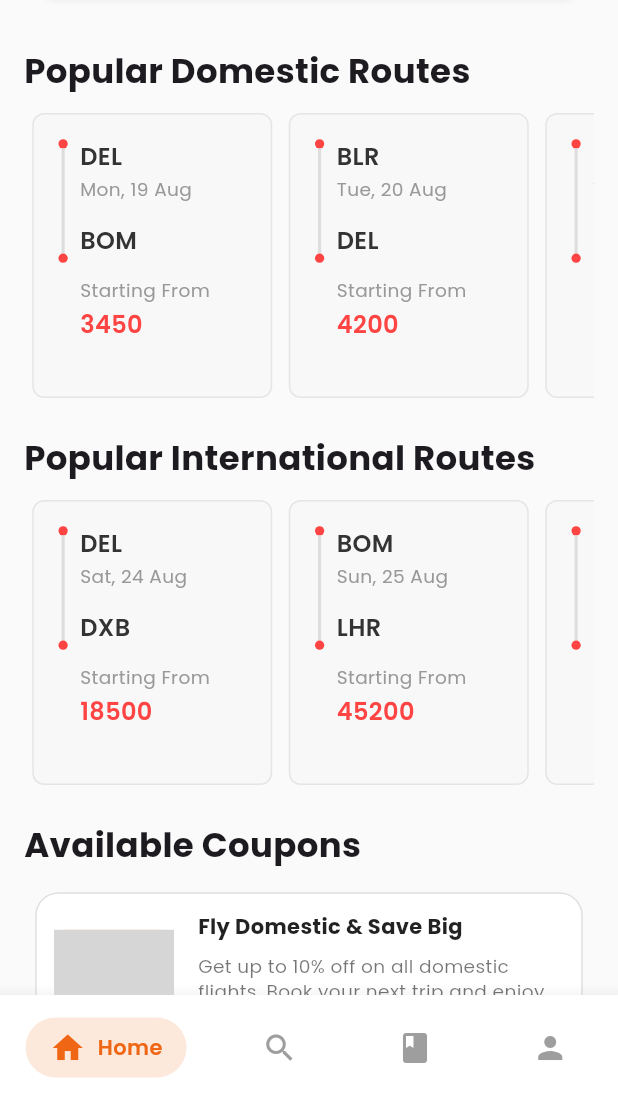
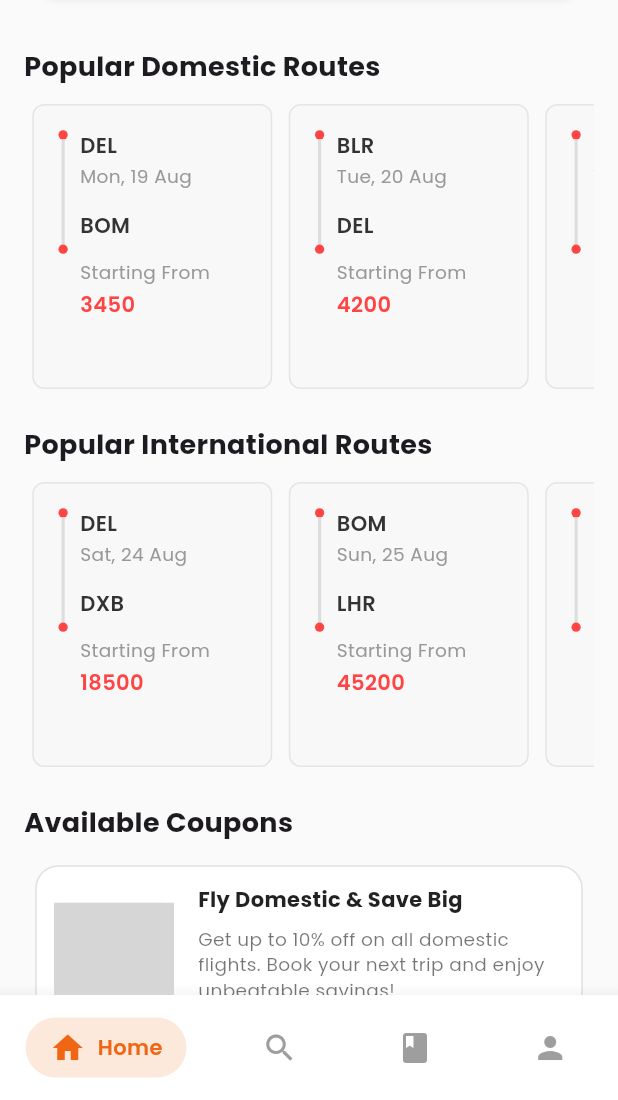
Before and after one commit to mishraadityan09/flightmojoclone, a Flutter app: the screen it shows after launch, scrolled down 576 dp, on a phone screen of 412 x 824 dp, the part 136-1236 px from its top. Run offline on Flutter 3.47's test engine with Material 3 defaults, Android fonts, the phone set to English and light mode, and no system bars; drawn by our look-alikes of carousel_slider; our stand-ins replace flutter_svg, go_router, google_fonts, lucide_icons_flutter; network calls fail; grey boxes are pictures that could not be loaded.

Commit message:
font-fix

```diff
--- a/lib/feature/home/presentaion/pages/home_page.dart
+++ b/lib/feature/home/presentaion/pages/home_page.dart
@@ -586,7 +586,7 @@ class _HomePageState extends State<HomePage> {
               Text(
                 'Available Coupons',
                 style: GoogleFonts.poppins(
-                  fontSize: headingFontSize,
+                  fontSize: subheadingFontSize,
                   fontWeight: FontWeight.bold,
                 ),
               ),
@@ -621,7 +621,7 @@ class _HomePageState extends State<HomePage> {
         Text(
           title,
           style: GoogleFonts.poppins(
-            fontSize: headingFontSize,
+            fontSize: subheadingFontSize,
             fontWeight: FontWeight.bold,
           ),
         ),
--- a/lib/feature/home/presentaion/widgets/flight_deal.dart
+++ b/lib/feature/home/presentaion/widgets/flight_deal.dart
@@ -20,13 +20,13 @@ class FlightDealCard extends StatelessWidget {
   double _getScreenWidth(BuildContext context) => MediaQuery.of(context).size.width;
 
   double _getCityFontSize(BuildContext context) =>
-      (_getScreenWidth(context) * 0.04).clamp(14.0, 16.0); // 4% width, clamp 14-16
+      (_getScreenWidth(context) * 0.03).clamp(14.0, 16.0); // 4% width, clamp 14-16
 
   double _getDateFontSize(BuildContext context) =>
       (_getScreenWidth(context) * 0.030).clamp(11.0, 14.0); // 3% width, clamp 11-14
 
   double _getPriceFontSize(BuildContext context) =>
-      (_getScreenWidth(context) * 0.04).clamp(14.0, 16.0); // 4% width, clamp 14-16
+      (_getScreenWidth(context) * 0.03).clamp(14.0, 16.0); // 4% width, clamp 14-16
 
   double _getPriceLabelFontSize(BuildContext context) =>
       (_getScreenWidth(context) * 0.030).clamp(11.0, 14.0); // 3% width, clamp 11-14
```
